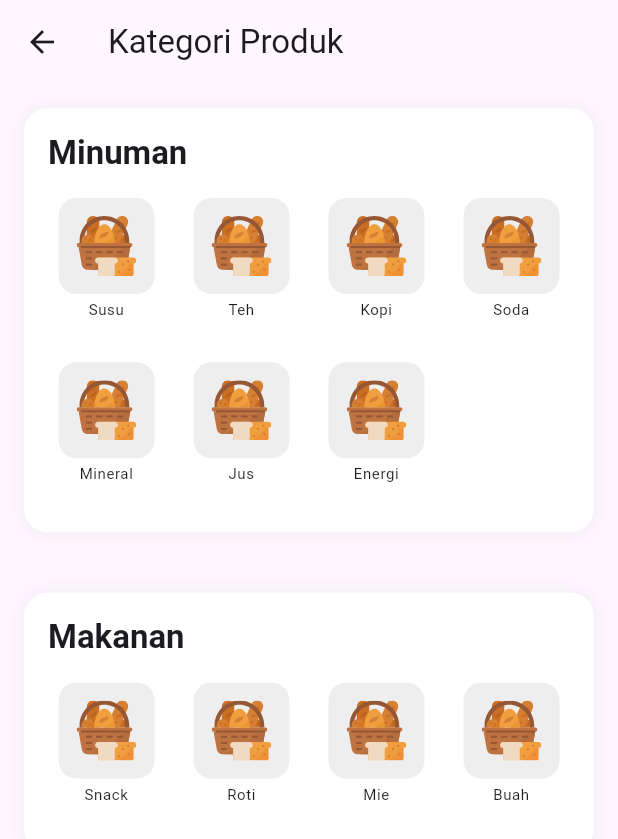
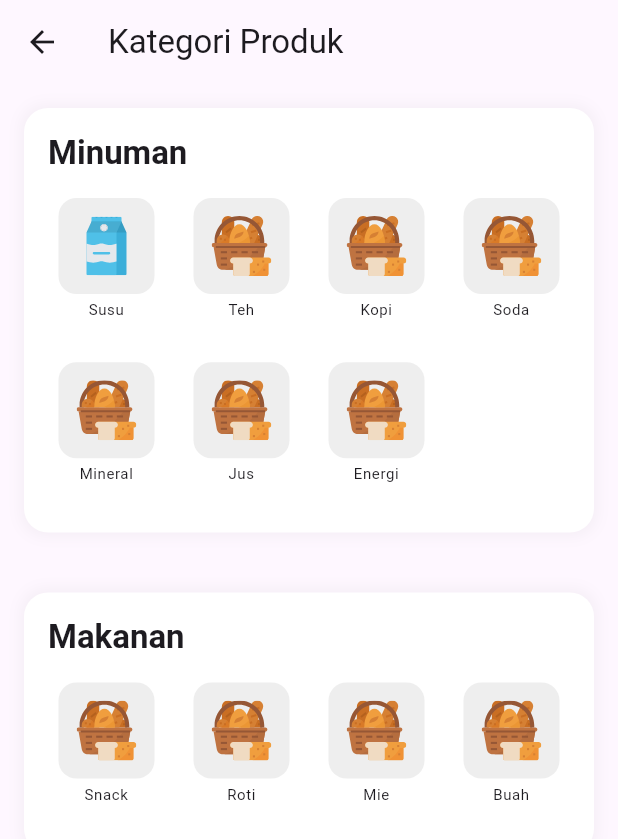
Before and after one commit to hokacristian/BeWiseV1, a Flutter app: the CategoryAllProductPage screen opened directly, on a phone screen of 412 x 824 dp. Shown: the top 839 px of the screen. Run offline on Flutter 3.47's test engine with Material 3 defaults, Android fonts, the phone set to English and light mode, and no system bars; our stand-ins replace carousel_slider, flutter_dotenv, flutter_svg, image_picker, shared_preferences, skeletonizer and 1 more; missing offline and left inert: google_mlkit_barcode_scanning, google_mlkit_commons, mobile_scanner; accounts and stored records are empty; project files that could hold a hidden picture were left out.

Commit message:
feat : add svg icon

```diff
--- a/lib/presentation/page/home/home_page.dart
+++ b/lib/presentation/page/home/home_page.dart
@@ -193,7 +193,7 @@ class HomePageState extends State<HomePage> {
 Widget _buildCategorySection() {
   // List kategori dengan ID, nama, dan path gambar
   final List<Map<String, dynamic>> categories = [
-    {'id': 7, 'name': 'Teh', 'image': 'assets/img/google.svg'},
+    {'id': 7, 'name': 'Teh', 'image': 'assets/img/icon_tea.svg'},
     {'id': 7, 'name': 'Soda', 'image': 'assets/img/icon_soda.svg'},
     {'id': 7, 'name': 'Susu', 'image': 'assets/img/icon_susu.svg'},
     {'id': 7, 'name': 'Snack', 'image': 'assets/img/icon_snack.svg'},
--- a/lib/presentation/page/product/category_all_product_page.dart
+++ b/lib/presentation/page/product/category_all_product_page.dart
@@ -18,13 +18,13 @@ class CategoryAllProductPage extends StatelessWidget {
             context,
             title: 'Minuman',
             categories: [
-              {'id': 1, 'name': 'Susu', 'icon': 'assets/img/icon_roti.svg'},
+              {'id': 6, 'name': 'Susu', 'icon': 'assets/img/icon_susu.svg'},
               {'id': 2, 'name': 'Teh', 'icon': 'assets/img/icon_roti.svg'},
-              {'id': 3, 'name': 'Kopi', 'icon': 'assets/img/icon_roti.svg'},
+              {'id': 1, 'name': 'Kopi', 'icon': 'assets/img/icon_roti.svg'},
               {'id': 4, 'name': 'Soda', 'icon': 'assets/img/icon_roti.svg'},
               {'id': 5, 'name': 'Mineral', 'icon': 'assets/img/icon_roti.svg'},
-              {'id': 6, 'name': 'Jus', 'icon': 'assets/img/icon_roti.svg'},
-              {'id': 7, 'name': 'Energi', 'icon': 'assets/img/icon_roti.svg'},
+              {'id': 4, 'name': 'Jus', 'icon': 'assets/img/icon_roti.svg'},
+              {'id': 3, 'name': 'Energi', 'icon': 'assets/img/icon_roti.svg'},
 
             ],
           ),
@@ -33,9 +33,9 @@ class CategoryAllProductPage extends StatelessWidget {
             context,
             title: 'Makanan',
             categories: [
-              {'id': 9, 'name': 'Snack', 'icon': 'assets/img/icon_roti.svg'},
-              {'id': 10, 'name': 'Roti', 'icon': 'assets/img/icon_roti.svg'},
-              {'id': 11, 'name': 'Mie', 'icon': 'assets/img/icon_roti.svg'},
+              {'id': 11, 'name': 'Snack', 'icon': 'assets/img/icon_roti.svg'},
+              {'id': 7, 'name': 'Roti', 'icon': 'assets/img/icon_roti.svg'},
+              {'id': 8, 'name': 'Mie', 'icon': 'assets/img/icon_roti.svg'},
               {'id': 12, 'name': 'Buah', 'icon': 'assets/img/icon_roti.svg'},
             ],
           ),
```
Also changed, not shown: lib/presentation/page/history/history_page.dart (+89 -30 lines), lib/presentation/widgets/product_nutrition.dart (+5 -5 lines), assets/img/calories.svg (added), assets/img/lipid.svg (added), assets/img/muscle.svg (added), assets/img/sodium.svg (added), assets/img/sugar-cube.svg (added), assets/img/sugaranjay.svg (added).
